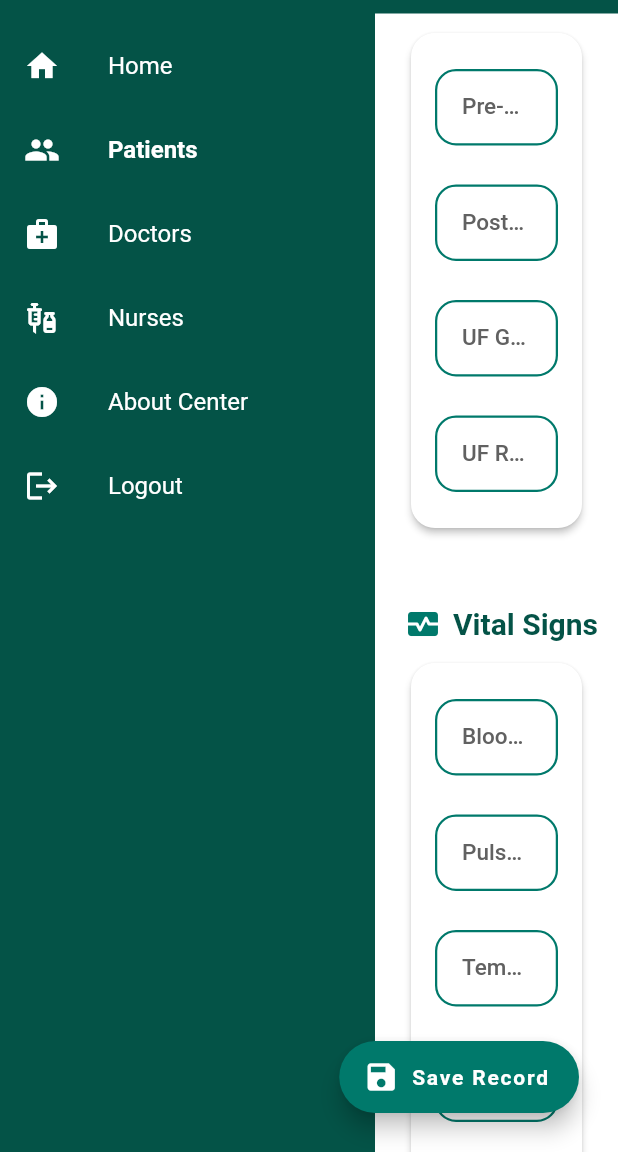
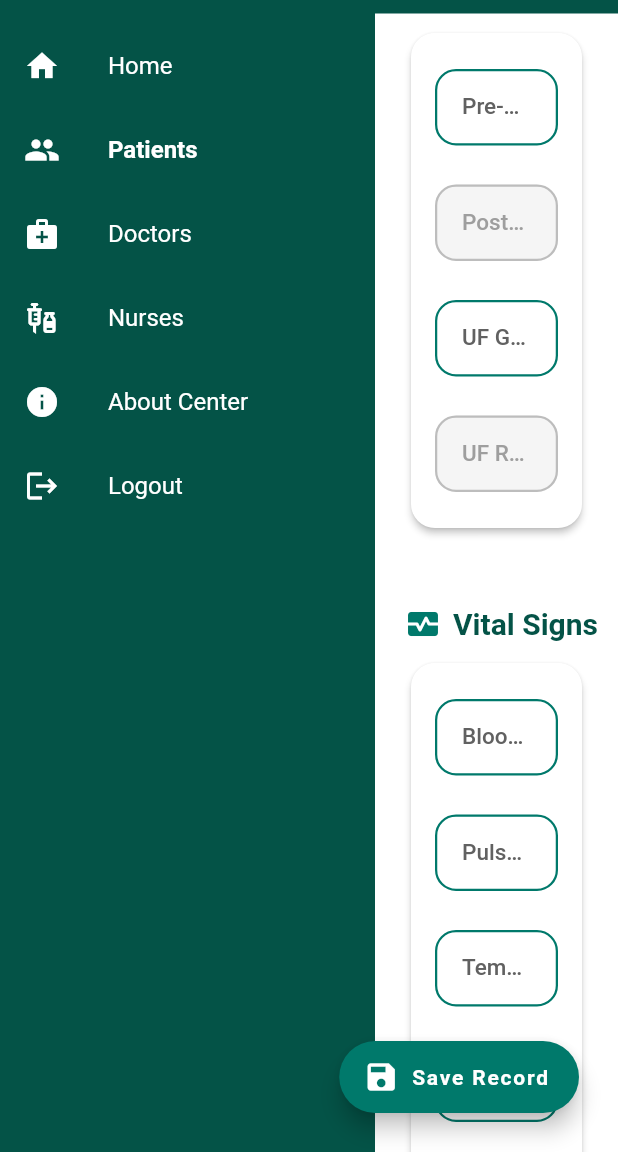
Before and after one commit to NicoleSrsp/EdentifyCenterv1, a Flutter app: the AddPatientRecordScreen screen opened directly with empty values, scrolled down 576 dp, on a phone screen of 412 x 824 dp, the part 84-1236 px from its top. Run offline on Flutter 3.47's test engine with Material 3 defaults, Android fonts, the phone set to English and light mode, and no system bars; our stand-ins replace cloud_firestore, firebase_auth, firebase_core, shared_preferences; accounts and stored records are empty.

Commit message:
disabled the post weight and uf removed in pre dialysis session

```diff
--- a/lib/screens/add_patient_record_screen.dart
+++ b/lib/screens/add_patient_record_screen.dart
@@ -652,13 +652,19 @@
     TextEditingController controller, {
     IconData? icon,
     TextInputType keyboard = TextInputType.number,
+    bool readOnly = false,
   }) {
     return Padding(
       padding: const EdgeInsets.symmetric(vertical: 8),
       child: TextFormField(
         controller: controller,
         keyboardType: keyboard,
-        style: const TextStyle(fontSize: 16, fontWeight: FontWeight.w500),
+        readOnly: readOnly,
+        style: TextStyle(
+          fontSize: 16,
+          fontWeight: FontWeight.w500,
+          color: readOnly ? Colors.grey.shade500 : Colors.black,
+        ),
         decoration: InputDecoration(
           prefixIcon:
               icon != null
@@ -668,41 +674,38 @@
                       color: Colors.teal.shade50,
                       borderRadius: BorderRadius.circular(12),
                     ),
-                    child: Icon(icon, color: Colors.teal.shade700, size: 22),
+                    child: Icon(
+                      icon,
+                      color: readOnly ? Colors.grey : Colors.teal.shade700,
+                      size: 22,
+                    ),
                   )
                   : null,
           labelText: label,
           labelStyle: TextStyle(
-            color: Colors.grey.shade700,
+            color: readOnly ? Colors.grey : Colors.grey.shade700,
             fontSize: 15,
             fontWeight: FontWeight.w500,
           ),
-          floatingLabelStyle: TextStyle(
-            color: Colors.teal.shade800,
-            fontWeight: FontWeight.w700,
-            fontSize: 16,
-          ),
           filled: true,
-          fillColor: Colors.white,
+          fillColor: readOnly ? Colors.grey.shade100 : Colors.white,
           contentPadding: const EdgeInsets.symmetric(
             horizontal: 18,
             vertical: 16,
           ),
           enabledBorder: OutlineInputBorder(
             borderRadius: BorderRadius.circular(14),
-            borderSide: BorderSide(color: Colors.teal.shade700, width: 1.5),
+            borderSide: BorderSide(
+              color: readOnly ? Colors.grey.shade400 : Colors.teal.shade700,
+              width: 1.5,
+            ),
           ),
           focusedBorder: OutlineInputBorder(
             borderRadius: BorderRadius.circular(14),
-            borderSide: BorderSide(color: Colors.teal.shade700, width: 2),
-          ),
-          focusedErrorBorder: OutlineInputBorder(
-            borderRadius: BorderRadius.circular(14),
-            borderSide: BorderSide(color: Colors.red.shade400, width: 1.5),
-          ),
-          errorBorder: OutlineInputBorder(
-            borderRadius: BorderRadius.circular(14),
-            borderSide: BorderSide(color: Colors.red.shade200, width: 1.5),
+            borderSide: BorderSide(
+              color: readOnly ? Colors.grey.shade400 : Colors.teal.shade700,
+              width: 2,
+            ),
           ),
         ),
       ),
@@ -882,6 +885,7 @@
                                         child: _buildTextField(
                                           "Post-Weight (kg)",
                                           _postWeightController,
+                                          readOnly: _sessionType == "pre",
                                         ),
                                       ),
                                       SizedBox(
@@ -902,6 +906,7 @@
                                         child: _buildTextField(
                                           "UF Removed (L)",
                                           _ufRemovedController,
+                                          readOnly: _sessionType == "pre",
                                         ),
                                       ),
                                     ],
```
